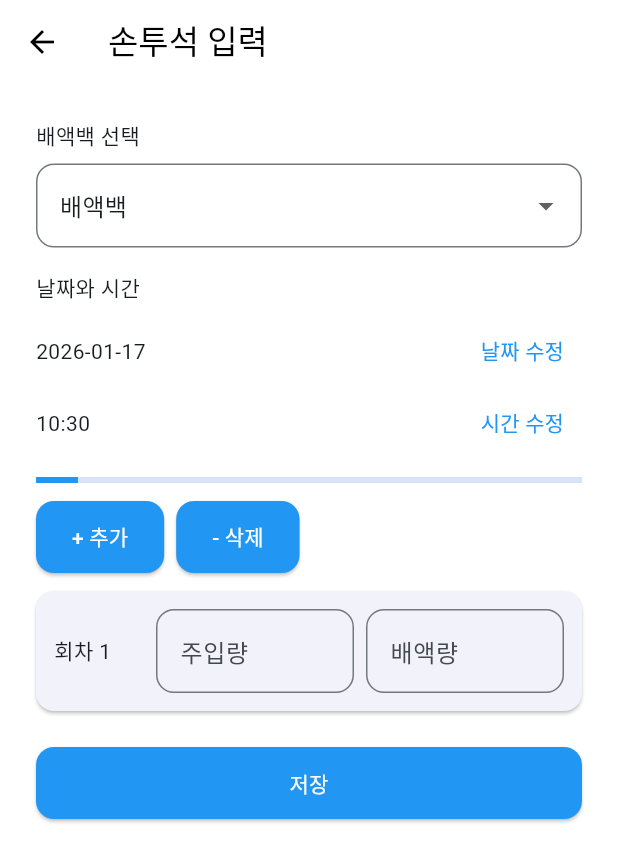
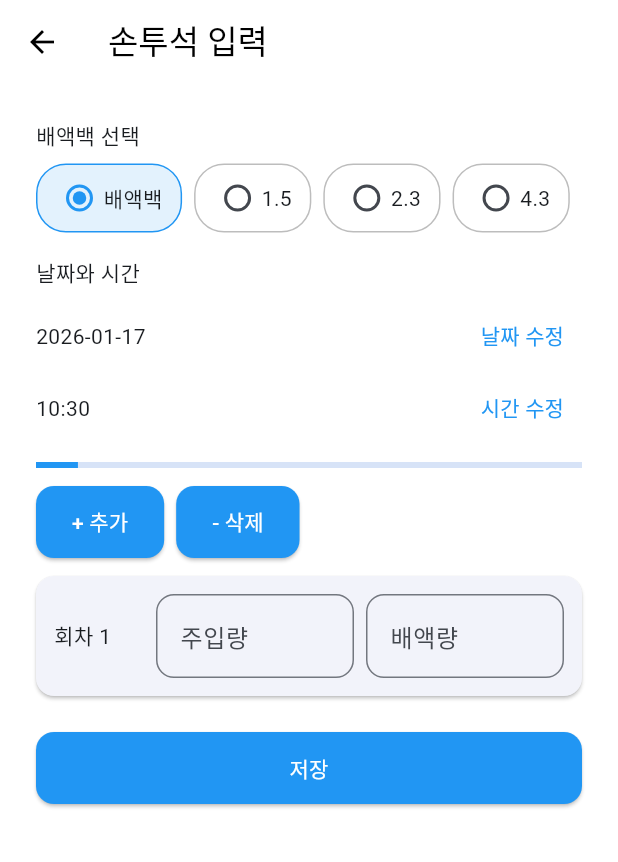
Before and after one commit to dollee/dialysisApp, a Flutter app: the ManualDialysisScreen screen opened directly, on a phone screen of 412 x 824 dp. Shown: the top 862 px of the screen. Run offline on Flutter 3.47's test engine with Material 3 defaults, Android fonts, the phone set to English and light mode, and no system bars; our stand-ins replace fl_chart, flutter_secure_storage, google_sign_in, shared_preferences; missing offline and left inert: googleapis, health; accounts and stored records are empty.

Commit message:
오늘 작업 반영

```diff
--- a/lib/screens/blood_pressure_screen.dart
+++ b/lib/screens/blood_pressure_screen.dart
@@ -89,6 +89,7 @@ class _BloodPressureScreenState extends State<BloodPressureScreen> {
         ScaffoldMessenger.of(context).showSnackBar(
           const SnackBar(content: Text('저장되었습니다.')),
         );
+        Navigator.of(context).popUntil((route) => route.isFirst);
       }
     } finally {
       if (mounted) setState(() => _saving = false);
--- a/lib/screens/machine_dialysis_screen.dart
+++ b/lib/screens/machine_dialysis_screen.dart
@@ -102,6 +102,7 @@ class _MachineDialysisScreenState extends State<MachineDialysisScreen> {
         ScaffoldMessenger.of(context).showSnackBar(
           const SnackBar(content: Text('저장되었습니다.')),
         );
+        Navigator.of(context).popUntil((route) => route.isFirst);
       }
     } finally {
       if (mounted) {
--- a/lib/screens/manual_dialysis_screen.dart
+++ b/lib/screens/manual_dialysis_screen.dart
@@ -169,19 +169,36 @@ class _ManualDialysisScreenState extends State<ManualDialysisScreen> {
           children: [
             const Text('배액백 선택'),
             const SizedBox(height: 8),
-            DropdownButtonFormField<String>(
-              value: _bagValue,
-              items: const [
-                DropdownMenuItem(value: '배액백', child: Text('배액백')),
-                DropdownMenuItem(value: '1.5', child: Text('1.5')),
-                DropdownMenuItem(value: '2.3', child: Text('2.3')),
-                DropdownMenuItem(value: '4.3', child: Text('4.3')),
+            Wrap(
+              spacing: 8,
+              runSpacing: 4,
+              crossAxisAlignment: WrapCrossAlignment.center,
+              children: [
+                _BagRadio(
+                  label: '배액백',
+                  value: '배액백',
+                  groupValue: _bagValue,
+                  onChanged: _setBagValue,
+                ),
+                _BagRadio(
+                  label: '1.5',
+                  value: '1.5',
+                  groupValue: _bagValue,
+                  onChanged: _setBagValue,
+                ),
+                _BagRadio(
+                  label: '2.3',
+                  value: '2.3',
+                  groupValue: _bagValue,
+                  onChanged: _setBagValue,
+                ),
+                _BagRadio(
+                  label: '4.3',
+                  value: '4.3',
+                  groupValue: _bagValue,
+                  onChanged: _setBagValue,
+                ),
               ],
-              onChanged: (value) {
-                if (value != null) {
-                  _setBagValue(value);
-                }
-              },
             ),
             const SizedBox(height: 16),
             const Text('날짜와 시간'),
@@ -303,3 +320,52 @@ class _DialysisRowCard extends StatelessWidget {
     );
   }
 }
+
+class _BagRadio extends StatelessWidget {
+  const _BagRadio({
+    required this.label,
+    required this.value,
+    required this.groupValue,
+    required this.onChanged,
+  });
+
+  final String label;
+  final String value;
+  final String groupValue;
+  final ValueChanged<String> onChanged;
+
+  @override
+  Widget build(BuildContext context) {
+    return InkWell(
+      borderRadius: BorderRadius.circular(20),
+      onTap: () => onChanged(value),
+      child: Container(
+        padding: const EdgeInsets.symmetric(horizontal: 12, vertical: 6),
+        decoration: BoxDecoration(
+          color: value == groupValue ? Colors.blue.shade50 : Colors.transparent,
+          border: Border.all(
+            color: value == groupValue ? Colors.blue : Colors.grey.shade400,
+          ),
+          borderRadius: BorderRadius.circular(20),
+        ),
+        child: Row(
+          mainAxisSize: MainAxisSize.min,
+          children: [
+            Radio<String>(
+              value: value,
+              groupValue: groupValue,
+              onChanged: (selected) {
+                if (selected != null) {
+                  onChanged(selected);
+                }
+              },
+              materialTapTargetSize: MaterialTapTargetSize.shrinkWrap,
+              visualDensity: VisualDensity.compact,
+            ),
+            Text(label),
+          ],
+        ),
+      ),
+    );
+  }
+}
--- a/lib/screens/weight_screen.dart
+++ b/lib/screens/weight_screen.dart
@@ -74,6 +74,7 @@ class _WeightScreenState extends State<WeightScreen> {
         ScaffoldMessenger.of(context).showSnackBar(
           const SnackBar(content: Text('저장되었습니다.')),
         );
+        Navigator.of(context).popUntil((route) => route.isFirst);
       }
     } finally {
       if (mounted) setState(() => _saving = false);
```
Also changed, not shown: 5 other files.
